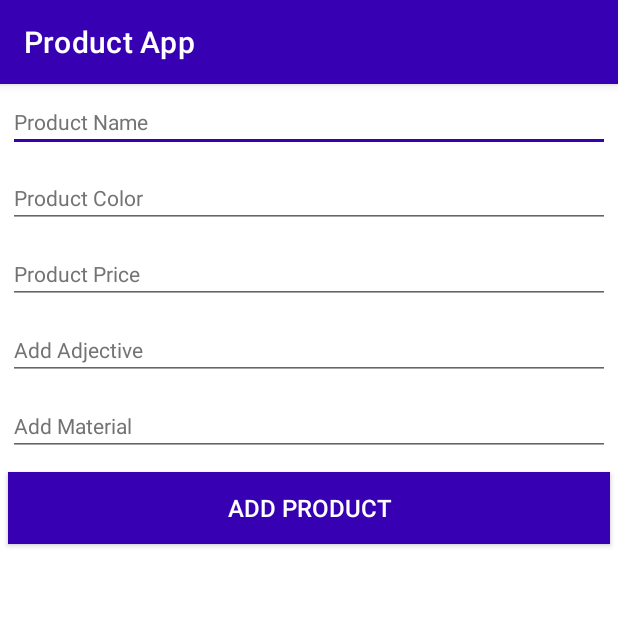
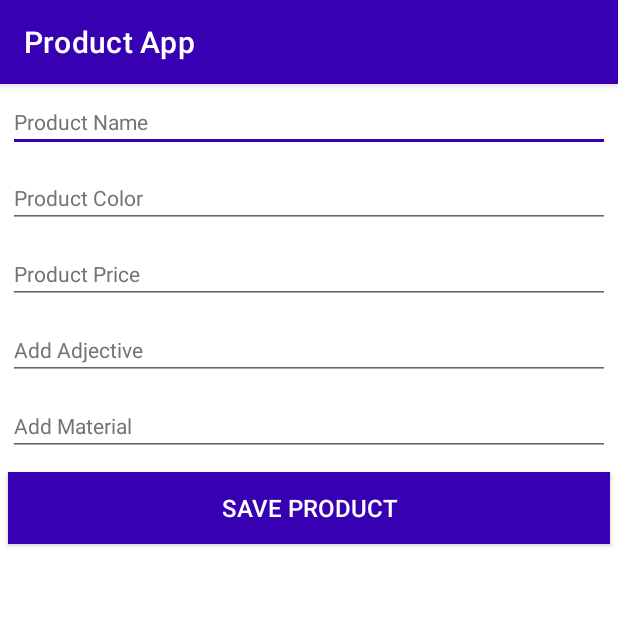
Before and after one commit to kishansolanki124/productapp, an Android app: the AddProductActivity screen opened directly, with no data from a screen before it, on a phone screen of 412 x 824 dp, the top half of it. Run offline under Robolectric (Android 15) with nearby library versions, the phone set to English and light mode, and no system bars; our stand-ins replace Room's generated code, data binding; network calls fail.

Commit message:
product list, product add, adding in DB, loading from db, diff utils done

```diff
--- a/app/src/main/java/com/app/productapp/adapter/ProductListAdapter.kt
+++ b/app/src/main/java/com/app/productapp/adapter/ProductListAdapter.kt
@@ -53,7 +53,7 @@ class ProductListAdapter(private val itemClick: (Product) -> Unit) :
 //                    .load(firebaseMessageModel.image)
 //                    .into(binding.ivProduct)
 
-                itemView.setOnClickListener {
+                binding.ivEdit.setOnClickListener {
                     itemClick(this)
                 }
             }
--- a/app/src/main/java/com/app/productapp/db/entity/Product.kt
+++ b/app/src/main/java/com/app/productapp/db/entity/Product.kt
@@ -3,6 +3,7 @@ package com.app.productapp.db.entity
 import androidx.room.ColumnInfo
 import androidx.room.Entity
 import androidx.room.PrimaryKey
+import java.io.Serializable
 
 @Entity
 data class Product(
@@ -14,4 +15,4 @@ data class Product(
     @ColumnInfo(name = "image", defaultValue = "") val image: String,
     @ColumnInfo(name = "material", defaultValue = "") val material: String,
     @ColumnInfo(name = "createdAt", defaultValue = "") val createdAt: String
-)
+) : Serializable
--- a/app/src/main/java/com/app/productapp/network/APIEndPointsInterface.kt
+++ b/app/src/main/java/com/app/productapp/network/APIEndPointsInterface.kt
@@ -1,9 +1,7 @@
 package com.app.productapp.network
 
 import com.app.productapp.pojo.ProductListModel
-import retrofit2.http.Body
-import retrofit2.http.GET
-import retrofit2.http.POST
+import retrofit2.http.*
 
 interface APIEndPointsInterface {
 
@@ -129,6 +127,12 @@ interface APIEndPointsInterface {
     suspend fun addProduct(
         @Body productListItem: ProductListModel.ProductListItem
     ): ProductListModel.ProductListItem
+
+    @PUT("products/{id}")
+    suspend fun editProduct(
+        @Body productListItem: ProductListModel.ProductListItem,
+        @Path("id") id : String
+    ): ProductListModel.ProductListItem
 ////
 ////    @POST(AppConstants.APIEndPoints.SEARCH_PRODUCT_LIST)
 ////    suspend fun searchProductList(
--- a/app/src/main/java/com/app/productapp/utils/AppConstant.kt
+++ b/app/src/main/java/com/app/productapp/utils/AppConstant.kt
@@ -3,5 +3,6 @@ package com.app.productapp.utils
 class AppConstant {
     companion object {
         const val ACTIVITY_RESULT_CODE_100 = 100
+        const val ADD_PRODUCT = "ADD_PRODUCT"
     }
 }
--- a/app/src/main/res/layout/activity_add_product.xml
+++ b/app/src/main/res/layout/activity_add_product.xml
@@ -1,6 +1,14 @@
 <?xml version="1.0" encoding="utf-8"?>
-<LinearLayout xmlns:android="http://schemas.android.com/apk/res/android"
-    xmlns:tools="http://schemas.android.com/tools"
+<layout xmlns:android="http://schemas.android.com/apk/res/android">
+
+    <data>
+
+        <variable
+            name="product"
+            type="com.app.productapp.db.entity.Product" />
+    </data>
+
+    <LinearLayout xmlns:tools="http://schemas.android.com/tools"
         android:layout_width="match_parent"
         android:layout_height="match_parent"
         android:layout_margin="@dimen/dp_10"
@@ -15,6 +23,7 @@
             android:hint="@string/Product_Name"
             android:imeOptions="actionNext"
             android:inputType="textCapWords"
+            android:text="@{product.name}"
             android:textColor="@android:color/black"
             android:textColorHint="@color/gray_hint"
             android:textSize="@dimen/sp_14" />
@@ -27,6 +36,7 @@
             android:hint="@string/Product_Color"
             android:imeOptions="actionNext"
             android:inputType="text"
+            android:text="@{product.color}"
             android:textColor="@android:color/black"
             android:textColorHint="@color/gray_hint"
             android:textSize="@dimen/sp_14" />
@@ -40,6 +50,7 @@
             android:imeOptions="actionNext"
             android:inputType="numberSigned"
             android:maxLength="7"
+            android:text="@{product.price}"
             android:textColor="@android:color/black"
             android:textColorHint="@color/gray_hint"
             android:textSize="@dimen/sp_14" />
@@ -52,6 +63,7 @@
             android:hint="@string/Product_Adjective"
             android:imeOptions="actionNext"
             android:inputType="text"
+            android:text="@{product.adjective}"
             android:textColor="@android:color/black"
             android:textColorHint="@color/gray_hint"
             android:textSize="@dimen/sp_14" />
@@ -64,6 +76,7 @@
             android:hint="@string/Product_Material"
             android:imeOptions="actionDone"
             android:inputType="text"
+            android:text="@{product.material}"
             android:textColor="@android:color/black"
             android:textColorHint="@color/gray_hint"
             android:textSize="@dimen/sp_14" />
@@ -74,7 +87,8 @@
             android:layout_height="wrap_content"
             android:layout_margin="@dimen/dp_5"
             android:background="@color/colorPrimary"
-        android:text="@string/Add_Product"
+            android:text="@string/Save_Product"
             android:textColor="@android:color/white"
             android:textSize="@dimen/sp_16" />
     </LinearLayout>
+</layout>
--- a/app/src/main/res/layout/activity_main.xml
+++ b/app/src/main/res/layout/activity_main.xml
@@ -3,7 +3,8 @@
     xmlns:app="http://schemas.android.com/apk/res-auto"
     xmlns:tools="http://schemas.android.com/tools"
     android:layout_width="match_parent"
-    android:layout_height="match_parent">
+    android:layout_height="match_parent"
+    android:background="@color/light_gray">
 
     <androidx.recyclerview.widget.RecyclerView
         android:id="@+id/rvProducts"
--- a/app/src/main/res/values/colors.xml
+++ b/app/src/main/res/values/colors.xml
@@ -5,5 +5,5 @@
     <color name="colorPrimaryDark">#051C61</color>
     <color name="colorAccent">#03DAC5</color>
     <color name="gray_hint">#737373</color>
-    <color name="light_gray">#22CCCCCC</color>
+    <color name="light_gray">#BCBCBC</color>
 </resources>
--- a/app/src/main/res/values/strings.xml
+++ b/app/src/main/res/values/strings.xml
@@ -9,6 +9,7 @@
     <string name="Product_Color">Product Color</string>
     <string name="Product_Price">Product Price</string>
     <string name="Add_Product">Add Product</string>
+    <string name="Save_Product">Save Product</string>
     <string name="Product_Material">Add Material</string>
     <string name="Product_Adjective">Add Adjective</string>
     <string name="Enter_Title">Enter Product Title</string>
```
Also changed, not shown: app/src/main/java/com/app/productapp/AddProductActivity.kt (+19 -2 lines), app/src/main/java/com/app/productapp/MainActivity.kt (+6 -1 lines), app/src/main/java/com/app/productapp/viewmodel/ProductViewModel.kt (+16 -0 lines), app/src/main/res/layout/item_product.xml (+16 -4 lines), app/src/main/res/drawable-xxxhdpi/edit.png (added). Lines whose indentation alone changed are shown as unchanged.
